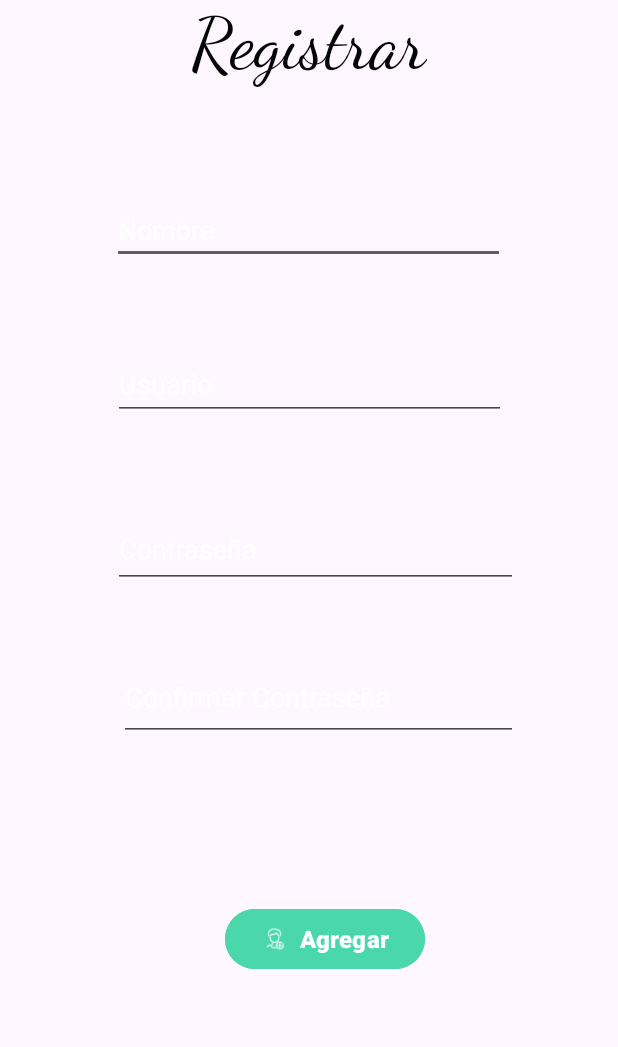
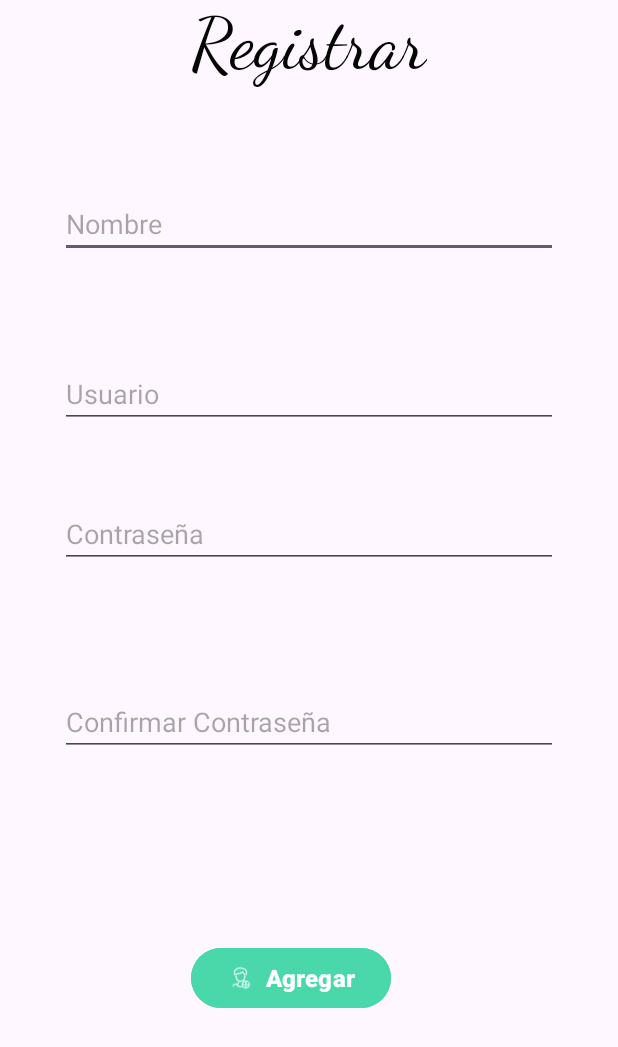
Before and after one commit to LAE1201Soo/GSangin, an Android app: the RegiUser screen opened directly, with no data from a screen before it, on a phone screen of 412 x 824 dp. Shown: the top 1047 px of the screen. Run offline under Robolectric (Android 15) with nearby library versions, the phone set to English and light mode, and no system bars; libraries missing offline, so code that uses them is left out: com.google.firebase.crashlytics.

```diff
--- a/app/src/main/res/layout/activity_regi_user.xml
+++ b/app/src/main/res/layout/activity_regi_user.xml
@@ -18,18 +18,31 @@
         app:layout_constraintStart_toStartOf="parent"
         app:layout_constraintTop_toTopOf="parent" />
 
+    <Button
+        android:id="@+id/btnGuardar"
+        android:layout_width="wrap_content"
+        android:layout_height="wrap_content"
+        android:layout_marginTop="124dp"
+        android:backgroundTint="#4AD8AA"
+        android:fontFamily="sans-serif-black"
+        android:text="Agregar"
+        android:textSize="16sp"
+        app:icon="@drawable/icons8_registro_30"
+        app:layout_constraintEnd_toEndOf="parent"
+        app:layout_constraintHorizontal_bias="0.456"
+        app:layout_constraintStart_toStartOf="parent"
+        app:layout_constraintTop_toBottomOf="@+id/txtPassCom" />
+
     <EditText
         android:id="@+id/txtNombre"
-        android:layout_width="262dp"
-        android:layout_height="0dp"
+        android:layout_width="0dp"
+        android:layout_height="wrap_content"
         android:layout_marginStart="40dp"
-        android:layout_marginTop="72dp"
+        android:layout_marginTop="68dp"
         android:layout_marginEnd="40dp"
         android:ems="10"
         android:hint="Nombre"
         android:inputType="text"
-        android:textColor="#050505"
-        android:textColorHint="#FFFFFF"
         app:layout_constraintEnd_toEndOf="parent"
         app:layout_constraintHorizontal_bias="0.497"
         app:layout_constraintStart_toStartOf="parent"
@@ -37,66 +50,46 @@
 
     <EditText
         android:id="@+id/txtUsuario"
-        android:layout_width="262dp"
-        android:layout_height="48dp"
+        android:layout_width="0dp"
+        android:layout_height="wrap_content"
         android:layout_marginStart="40dp"
-        android:layout_marginTop="56dp"
+        android:layout_marginTop="68dp"
         android:layout_marginEnd="40dp"
         android:ems="10"
         android:hint="Usuario"
         android:inputType="text"
-        android:textColor="#050505"
-        android:textColorHint="#FFFFFF"
         app:layout_constraintEnd_toEndOf="parent"
+        app:layout_constraintHorizontal_bias="0.497"
         app:layout_constraintStart_toStartOf="parent"
         app:layout_constraintTop_toBottomOf="@+id/txtNombre" />
 
-    <Button
-        android:id="@+id/btnGuardar"
-        android:layout_width="wrap_content"
-        android:layout_height="wrap_content"
-        android:layout_marginTop="108dp"
-        android:backgroundTint="#4AD8AA"
-        android:fontFamily="sans-serif-black"
-        android:text="Agregar"
-        android:textSize="16sp"
-        app:icon="@drawable/icons8_registro_30"
-        app:layout_constraintEnd_toEndOf="parent"
-        app:layout_constraintHorizontal_bias="0.539"
-        app:layout_constraintStart_toStartOf="parent"
-        app:layout_constraintTop_toBottomOf="@+id/txtPassCom" />
-
     <EditText
         android:id="@+id/txtPass"
-        android:layout_width="270dp"
-        android:layout_height="52dp"
+        android:layout_width="0dp"
+        android:layout_height="wrap_content"
         android:layout_marginStart="40dp"
-        android:layout_marginTop="60dp"
+        android:layout_marginTop="48dp"
         android:layout_marginEnd="40dp"
         android:ems="10"
         android:hint="Contraseña"
-        android:inputType="textPassword"
-        android:textColor="#050505"
-        android:textColorHint="#FFFFFF"
+        android:inputType="text"
         app:layout_constraintEnd_toEndOf="parent"
-        app:layout_constraintHorizontal_bias="0.573"
+        app:layout_constraintHorizontal_bias="0.497"
         app:layout_constraintStart_toStartOf="parent"
         app:layout_constraintTop_toBottomOf="@+id/txtUsuario" />
 
     <EditText
         android:id="@+id/txtPassCom"
-        android:layout_width="266dp"
-        android:layout_height="58dp"
+        android:layout_width="0dp"
+        android:layout_height="wrap_content"
         android:layout_marginStart="40dp"
-        android:layout_marginTop="156dp"
+        android:layout_marginTop="80dp"
         android:layout_marginEnd="40dp"
         android:ems="10"
         android:hint="Confirmar Contraseña"
-        android:inputType="textPassword"
-        android:textColor="#050505"
-        android:textColorHint="#FFFFFF"
+        android:inputType="text"
         app:layout_constraintEnd_toEndOf="parent"
-        app:layout_constraintHorizontal_bias="0.6"
+        app:layout_constraintHorizontal_bias="0.497"
         app:layout_constraintStart_toStartOf="parent"
-        app:layout_constraintTop_toBottomOf="@+id/txtUsuario" />
+        app:layout_constraintTop_toBottomOf="@+id/txtPass" />
 </androidx.constraintlayout.widget.ConstraintLayout>
```
